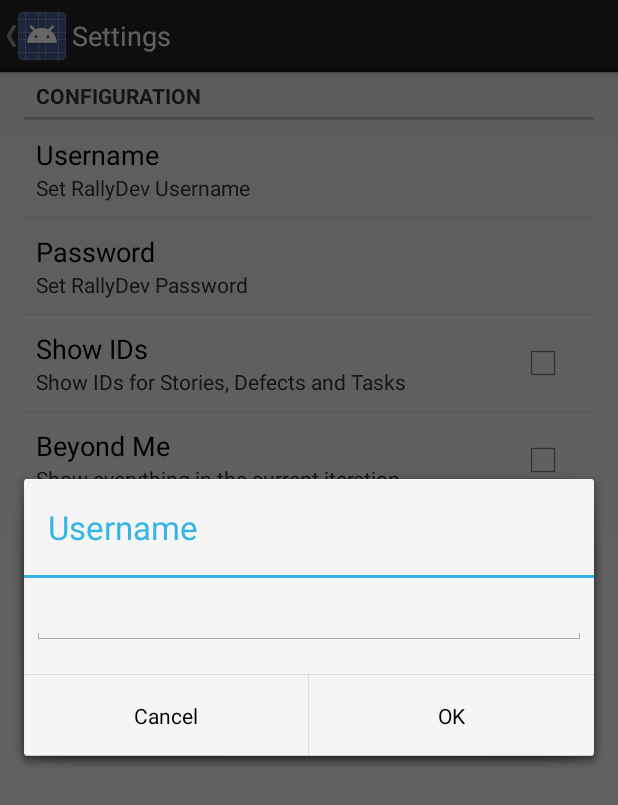
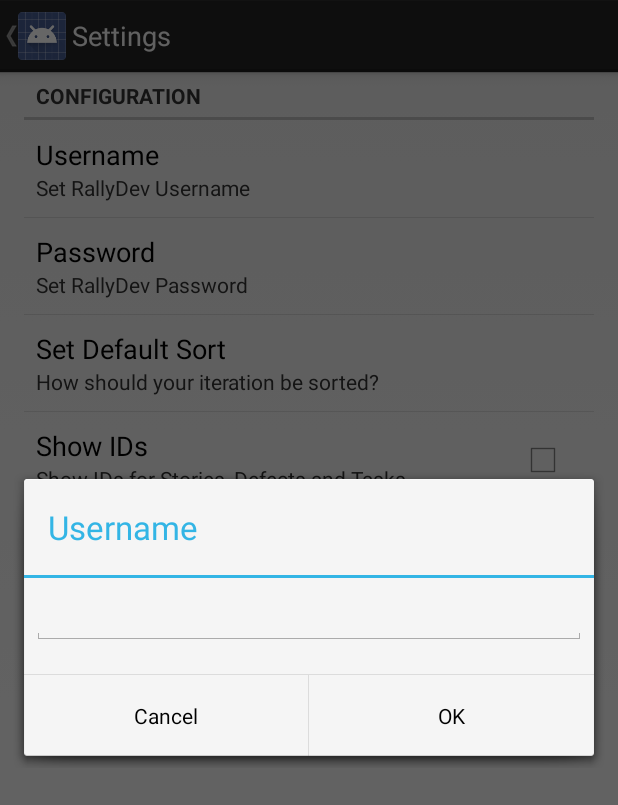
Before and after one commit to PaitoAnderson/SkrumazAndroid, an Android app: the Settings screen opened directly, with no data from a screen before it, after a tap on "Username", on a phone screen of 412 x 824 dp. Shown: the top 805 px of the screen. Run offline under Robolectric (Android 15) with nearby library versions, the phone set to English and light mode, and no system bars.

Commit message:
v0.1.6 - Added Preference to set Default Sort order.

```diff
--- a/Skrumaz/src/main/AndroidManifest.xml
+++ b/Skrumaz/src/main/AndroidManifest.xml
@@ -1,8 +1,8 @@
 <?xml version="1.0" encoding="utf-8"?>
 <manifest xmlns:android="http://schemas.android.com/apk/res/android"
     package="com.skrumaz.app"
-    android:versionCode="015"
-    android:versionName="0.1.5" >
+    android:versionCode="016"
+    android:versionName="0.1.6" >
 
     <uses-sdk
         android:minSdkVersion="15"
--- a/Skrumaz/src/main/res/layout/settings.xml
+++ b/Skrumaz/src/main/res/layout/settings.xml
@@ -4,6 +4,7 @@
     <PreferenceCategory android:title="@string/pref_configuration">
         <EditTextPreference android:title="@string/pref_title_username" android:summary="@string/pref_summary_username" android:key="@string/pref_key_username" />
         <EditTextPreference android:title="@string/pref_title_password" android:summary="@string/pref_summary_password" android:inputType="textPassword" android:password="true" android:key="@string/pref_key_password" />
+        <ListPreference android:title="@string/pref_title_sort" android:summary="@string/pref_summary_sort" android:key="@string/pref_key_sort" android:entries="@array/pref_value_sort" android:entryValues="@array/pref_value_sort" android:defaultValue="Rank"/>
         <CheckBoxPreference android:title="@string/pref_title_ids" android:summary="@string/pref_summary_ids" android:key="@string/pref_key_ids" android:defaultValue="false" />
         <CheckBoxPreference android:title="@string/pref_title_team" android:summary="@string/pref_summary_team" android:key="@string/pref_key_team" android:defaultValue="false" />
     </PreferenceCategory>
--- a/Skrumaz/src/main/res/values/strings.xml
+++ b/Skrumaz/src/main/res/values/strings.xml
@@ -24,6 +24,16 @@
     <string name="pref_key_password">password</string>
     <string name="pref_summary_password">Set RallyDev Password</string>
 
+    <string name="pref_key_sort">defaultSort</string>
+    <string name="pref_title_sort">Set Default Sort</string>
+    <string name="pref_summary_sort">How should your iteration be sorted?</string>
+
+    <string-array name="pref_value_sort">
+        <item>Rank</item>
+        <item>State</item>
+        <item>ID</item>
+    </string-array>
+
     <string name="pref_title_ids">Show IDs</string>
     <string name="pref_key_ids">showIDs</string>
     <string name="pref_summary_ids">Show IDs for Stories, Defects and Tasks</string>
```
Also changed, not shown: Skrumaz/src/main/java/com/skrumaz/app/MainActivity.java (+17 -4 lines), Skrumaz/src/main/java/com/skrumaz/app/data/Preferences.java (+9 -0 lines).
